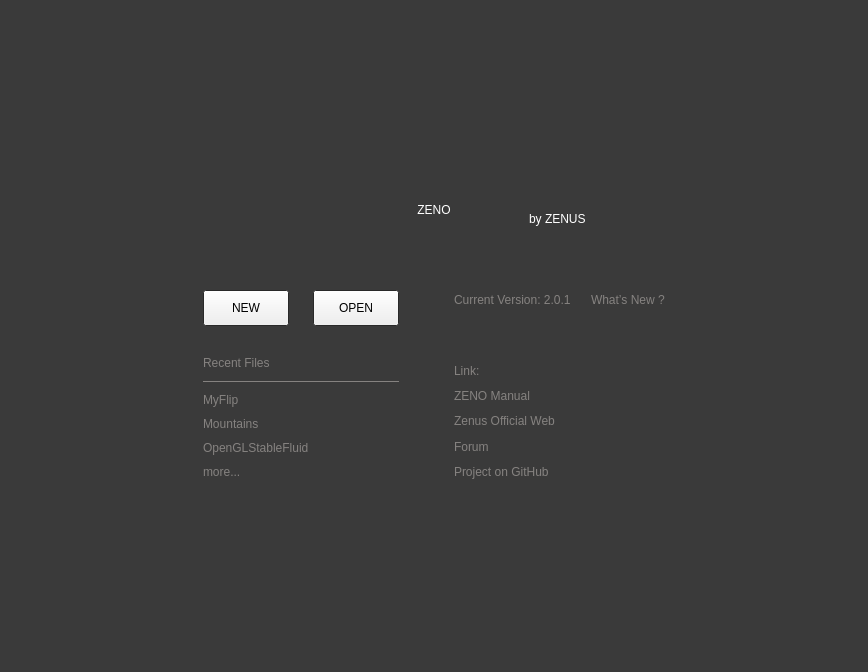
First picture: the form in ui/zenoedit/nodesview/welcomepage.ui, repository zenustech/zeno, before the edit.
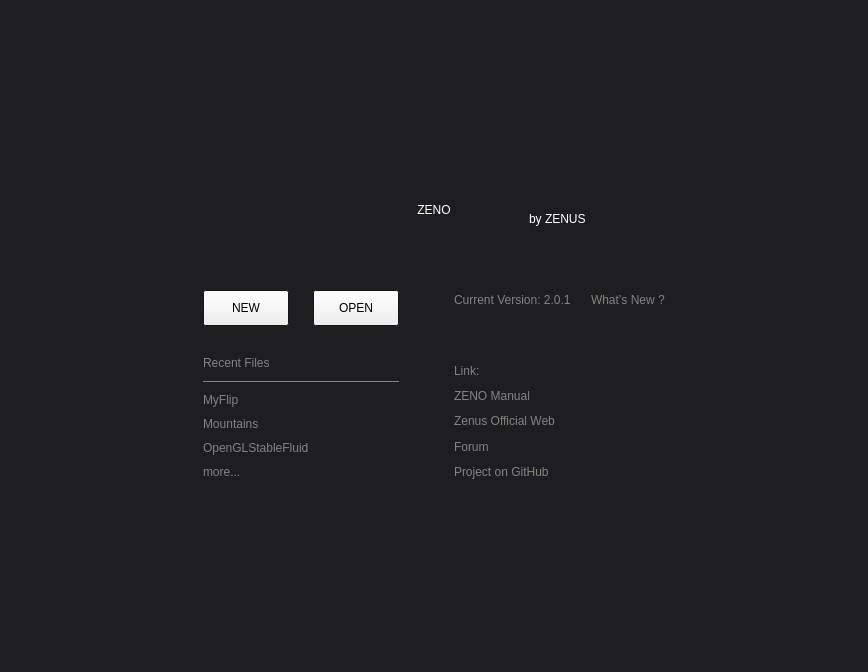
Second picture: the form after the edit.

Commit message: ui: dockwidget issues.

```diff
--- a/ui/zenoedit/nodesview/welcomepage.ui
+++ b/ui/zenoedit/nodesview/welcomepage.ui
@@ -25,9 +25,9 @@
      <colorrole role="Window">
       <brush brushstyle="SolidPattern">
        <color alpha="255">
-        <red>58</red>
-        <green>58</green>
-        <blue>58</blue>
+        <red>30</red>
+        <green>29</green>
+        <blue>33</blue>
        </color>
       </brush>
      </colorrole>
@@ -45,9 +45,9 @@
      <colorrole role="Window">
       <brush brushstyle="SolidPattern">
        <color alpha="255">
-        <red>58</red>
-        <green>58</green>
-        <blue>58</blue>
+        <red>30</red>
+        <green>29</green>
+        <blue>33</blue>
        </color>
       </brush>
      </colorrole>
@@ -56,18 +56,18 @@
      <colorrole role="Base">
       <brush brushstyle="SolidPattern">
        <color alpha="255">
-        <red>58</red>
-        <green>58</green>
-        <blue>58</blue>
+        <red>30</red>
+        <green>29</green>
+        <blue>33</blue>
        </color>
       </brush>
      </colorrole>
      <colorrole role="Window">
       <brush brushstyle="SolidPattern">
        <color alpha="255">
-        <red>58</red>
-        <green>58</green>
-        <blue>58</blue>
+        <red>30</red>
+        <green>29</green>
+        <blue>33</blue>
        </color>
       </brush>
      </colorrole>
```
The commit also changes 7 other files.
